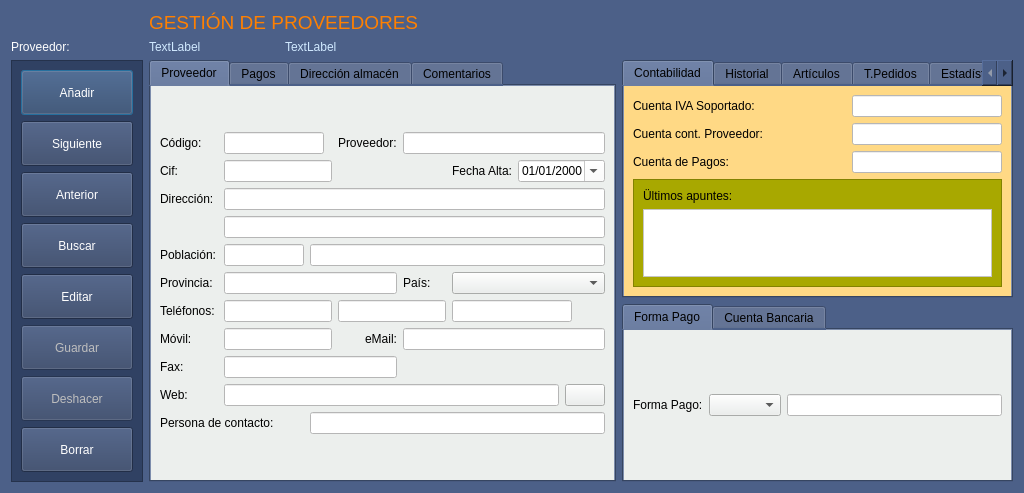
Qt form Zona_Compras/frmproveedores.ui (arcnexus/RedFoX) before a commit.
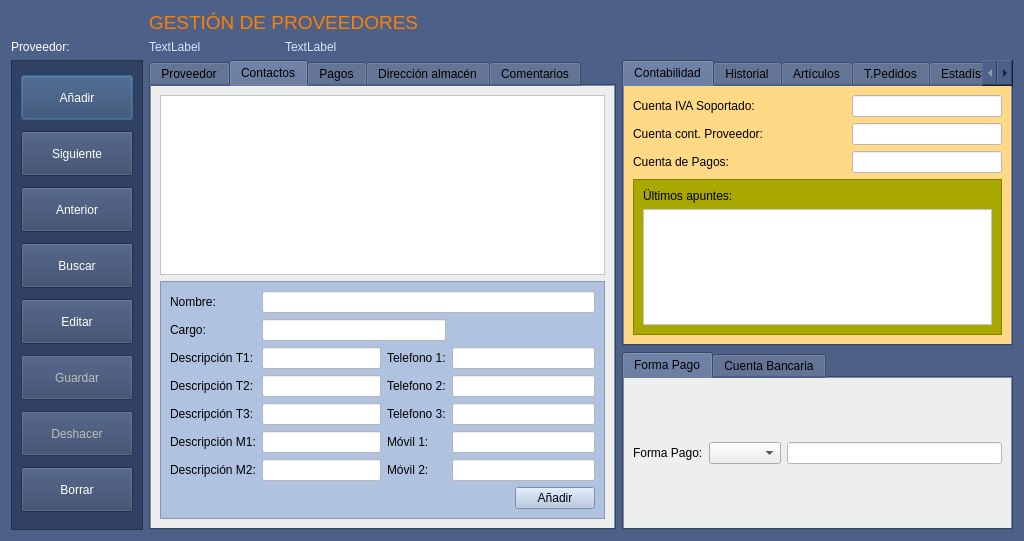
The same form after that commit. The open tabs and pages were chosen to show the change. Icons and pictures are not drawn. Custom widgets are drawn as their Qt base class.

Commit message: Contactos proveedor y cosas perdidas en GIT

What changed in the file:
```diff
--- a/Zona_Compras/frmproveedores.ui
+++ b/Zona_Compras/frmproveedores.ui
@@ -7,7 +7,7 @@
     <x>0</x>
     <y>0</y>
     <width>1024</width>
-    <height>493</height>
+    <height>541</height>
    </rect>
   </property>
   <property name="minimumSize">
@@ -307,7 +307,7 @@
    <item row="2" column="1" rowspan="2" colspan="2">
     <widget class="QTabWidget" name="tabWidget_5">
      <property name="currentIndex">
-      <number>0</number>
+      <number>1</number>
      </property>
      <widget class="QWidget" name="tab">
       <property name="styleSheet">
@@ -617,6 +617,233 @@
        </item>
       </layout>
      </widget>
+     <widget class="QWidget" name="tab_3">
+      <property name="styleSheet">
+       <string notr="true">background-color: #ecefed;</string>
+      </property>
+      <attribute name="title">
+       <string>Contactos</string>
+      </attribute>
+      <layout class="QGridLayout" name="gridLayout_24">
+       <item row="1" column="0">
+        <widget class="QFrame" name="frame_3">
+         <property name="maximumSize">
+          <size>
+           <width>461</width>
+           <height>16777215</height>
+          </size>
+         </property>
+         <property name="styleSheet">
+          <string notr="true">background-color: rgb(175,195,225);</string>
+         </property>
+         <property name="frameShape">
+          <enum>QFrame::StyledPanel</enum>
+         </property>
+         <property name="frameShadow">
+          <enum>QFrame::Raised</enum>
+         </property>
+         <layout class="QGridLayout" name="gridLayout_23">
+          <item row="7" column="0">
+           <widget class="QLabel" name="label_59">
+            <property name="text">
+             <string>Descripción M2:</string>
+            </property>
+           </widget>
+          </item>
+          <item row="0" column="0">
+           <widget class="QLabel" name="label_17">
+            <property name="text">
+             <string>Nombre:</string>
+            </property>
+           </widget>
+          </item>
+          <item row="0" column="1" colspan="5">
+           <widget class="QLineEdit" name="txtNombre">
+            <property name="styleSheet">
+             <string notr="true">background-color: rgb(255, 255, 255);</string>
+            </property>
+           </widget>
+          </item>
+          <item row="2" column="0">
+           <widget class="QLabel" name="label_19">
+            <property name="text">
+             <string>Descripción T1:</string>
+            </property>
+           </widget>
+          </item>
+          <item row="4" column="0">
+           <widget class="QLabel" name="label_23">
+            <property name="text">
+             <string>Descripción T3:</string>
+            </property>
+           </widget>
+          </item>
+          <item row="6" column="0">
+           <widget class="QLabel" name="label_28">
+            <property name="text">
+             <string>Descripción M1:</string>
+            </property>
+           </widget>
+          </item>
+          <item row="1" column="0">
+           <widget class="QLabel" name="label_62">
+            <property name="text">
+             <string>Cargo:</string>
+            </property>
+           </widget>
+          </item>
+          <item row="9" column="5">
+           <widget class="QPushButton" name="btnAnadir_persona_contacto">
+            <property name="styleSheet">
+             <string notr="true">color: rgb(0, 0, 0);</string>
+            </property>
+            <property name="text">
+             <string>Añadir</string>
+            </property>
+            <property name="icon">
+             <iconset resource="../maya.qrc">
+              <normaloff>:/Icons/PNG/add.png</normaloff>:/Icons/PNG/add.png</iconset>
+            </property>
+            <property name="iconSize">
+             <size>
+              <width>15</width>
+              <height>15</height>
+             </size>
+            </property>
+           </widget>
+          </item>
+          <item row="3" column="0">
+           <widget class="QLabel" name="label_22">
+            <property name="text">
+             <string>Descripción T2:</string>
+            </property>
+           </widget>
+          </item>
+          <item row="2" column="4" colspan="2">
+           <widget class="QLineEdit" name="txtTelefono1">
+            <property name="styleSheet">
+             <string notr="true">background-color: rgb(255, 255, 255);</string>
+            </property>
+           </widget>
+          </item>
+          <item row="2" column="3">
+           <widget class="QLabel" name="label_25">
+            <property name="text">
+             <string>Telefono 1:</string>
+            </property>
+           </widget>
+          </item>
+          <item row="2" column="1" colspan="2">
+           <widget class="QLineEdit" name="txtDescripcionT1">
+            <property name="styleSheet">
+             <string notr="true">background-color: rgb(255, 255, 255);</string>
+            </property>
+           </widget>
+          </item>
+          <item row="3" column="3">
+           <widget class="QLabel" name="label_24">
+            <property name="text">
+             <string>Telefono 2:</string>
+            </property>
+           </widget>
+          </item>
+          <item row="4" column="3">
+           <widget class="QLabel" name="label_26">
+            <property name="text">
+             <string>Telefono 3:</string>
+            </property>
+           </widget>
+          </item>
+          <item row="6" column="3">
+           <widget class="QLabel" name="label_60">
+            <property name="text">
+             <string>Móvil 1:</string>
+            </property>
+           </widget>
+          </item>
+          <item row="7" column="3">
+           <widget class="QLabel" name="label_61">
+            <property name="text">
+             <string>Móvil 2:</string>
+            </property>
+           </widget>
+          </item>
+          <item row="3" column="4" colspan="2">
+           <widget class="QLineEdit" name="txtTelefono2">
+            <property name="styleSheet">
+             <string notr="true">background-color: rgb(255, 255, 255);</string>
+            </property>
+           </widget>
+          </item>
+          <item row="4" column="4" colspan="2">
+           <widget class="QLineEdit" name="txtTelefono3">
+            <property name="styleSheet">
+             <string notr="true">background-color: rgb(255, 255, 255);</string>
+            </property>
+           </widget>
+          </item>
+          <item row="6" column="4" colspan="2">
+           <widget class="QLineEdit" name="txtMovil1">
+            <property name="styleSheet">
+             <string notr="true">background-color: rgb(255, 255, 255);</string>
+            </property>
+           </widget>
+          </item>
+          <item row="7" column="4" colspan="2">
+           <widget class="QLineEdit" name="txtMovil2">
+            <property name="styleSheet">
+             <string notr="true">background-color: rgb(255, 255, 255);</string>
+            </property>
+           </widget>
+          </item>
+          <item row="3" column="1" colspan="2">
+           <widget class="QLineEdit" name="txtDescripcionT2">
+            <property name="styleSheet">
+             <string notr="true">background-color: rgb(255, 255, 255);</string>
+            </property>
+           </widget>
+          </item>
+          <item row="4" column="1" colspan="2">
+           <widget class="QLineEdit" name="txtDescripcionT3">
+            <property name="styleSheet">
+             <string notr="true">background-color: rgb(255, 255, 255);</string>
+            </property>
+           </widget>
+          </item>
+          <item row="6" column="1" colspan="2">
+           <widget class="QLineEdit" name="txtDescripcionM1">
+            <property name="styleSheet">
+             <string notr="true">background-color: rgb(255, 255, 255);</string>
+            </property>
+           </widget>
+          </item>
+          <item row="7" column="1" colspan="2">
+           <widget class="QLineEdit" name="txtDescripcionM2">
+            <property name="styleSheet">
+             <string notr="true">background-color: rgb(255, 255, 255);</string>
+            </property>
+           </widget>
+          </item>
+          <item row="1" column="1" colspan="3">
+           <widget class="QLineEdit" name="txtCargo">
+            <property name="styleSheet">
+             <string notr="true">background-color: rgb(255, 255, 255);</string>
+            </property>
+           </widget>
+          </item>
+         </layout>
+        </widget>
+       </item>
+       <item row="0" column="0">
+        <widget class="QTableView" name="tablaContactos">
+         <property name="styleSheet">
+          <string notr="true">background-color: rgb(255, 255, 255);
+alternate-background-color: rgb(255, 254, 202);</string>
+         </property>
+        </widget>
+       </item>
+      </layout>
+     </widget>
      <widget class="QWidget" name="tab_14">
       <property name="styleSheet">
        <string notr="true">background-color: #ecefed;</string>
```
Left out of the diff: 2 changed lines with no effect on the pictures. The commit also changes 12 other files.
